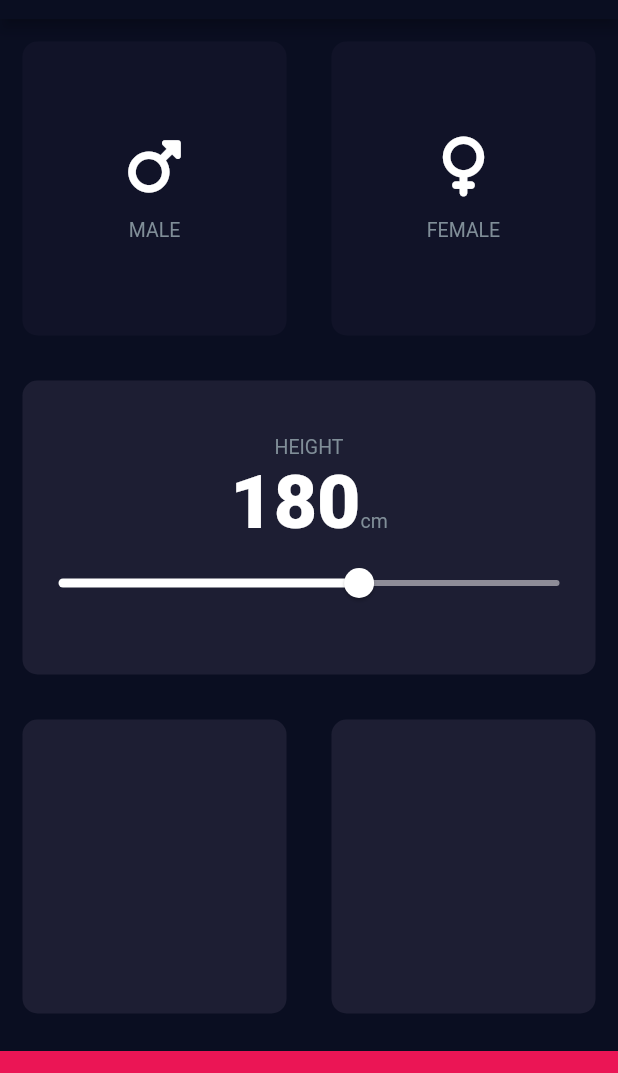
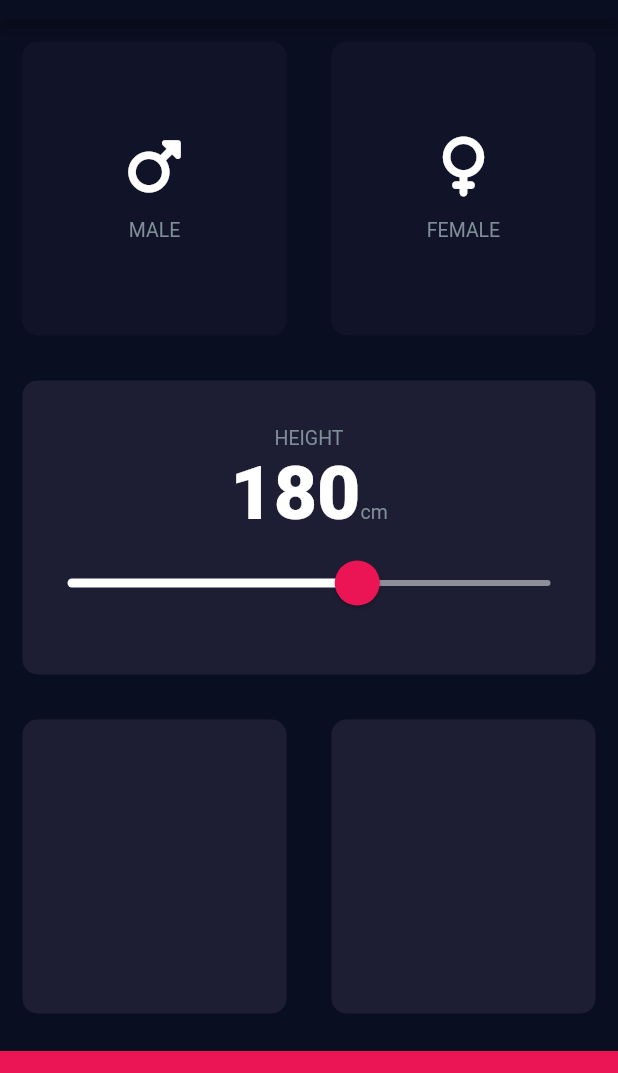
Before and after one commit to Archanciel/Flutter_Angela_course, a Flutter app: the screen it shows after launch, on a phone screen of 412 x 824 dp, the part 65-1138 px from its top. Run offline on Flutter 3.47's test engine with Material 2 defaults, Android fonts, the phone set to English and light mode, and no system bars; our stand-ins replace font_awesome_flutter, rflutter_alert.

Commit message:
added SliderTheme

```diff
--- a/bmi_calculator_flutter/lib/input_page.dart
+++ b/bmi_calculator_flutter/lib/input_page.dart
@@ -118,16 +118,24 @@ class _InputPageState extends State<InputPage> {
                       )
                     ],
                   ),
-                  Slider(
+                  SliderTheme(
+                    data: SliderTheme.of(context).copyWith(
+                      inactiveTrackColor: kSliderInactiveColor,
+                      activeTrackColor: kSliderActiveColor,
+                      thumbColor: kSliderThumbColor,
+                      overlayColor: kSliderOverlayColor,
+                      thumbShape: RoundSliderThumbShape(enabledThumbRadius: 15.0),
+                      overlayShape: RoundSliderOverlayShape(overlayRadius: 30.0),
+                    ),
+                    child: Slider(
                         value: _height.toDouble(),
                         min: kSliderMinValue,
                         max: kSliderMaxValue,
-                      activeColor: kSliderActiveColor,
-                      inactiveColor: kSliderInactiveColor,
                         onChanged: (double newValue) {
                           _height = newValue.round();
                           setState(() {});
                         }),
+                  ),
                 ],
               ),
             ),
--- a/bmi_calculator_flutter/lib/widgets/constants.dart
+++ b/bmi_calculator_flutter/lib/widgets/constants.dart
@@ -6,6 +6,8 @@ const Color kActiveCardColor = Color(0xFF1D1E33);
 const Color kInactiveCardColor = Color(0xFF111328);
 const Color kSliderActiveColor = Colors.white;
 const Color kSliderInactiveColor = Color(0xFF8E8D98);
+const Color kSliderThumbColor = Color(0xFFEB1555);
+const Color kSliderOverlayColor = Color(0x1FEB1555); // 1F == 12% opacity
 const double kSliderMinValue = 120.0;
 const double kSliderMaxValue = 220.0;
 
```
Lines whose indentation alone changed are shown as unchanged.
